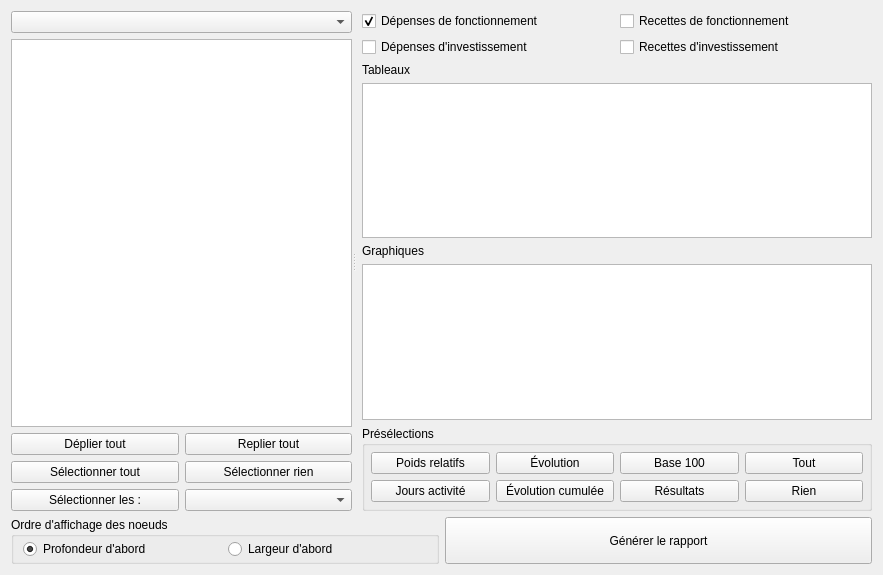
Qt form formauditreports.ui (GiPiLab/ProtonClassicSuite) before a commit.
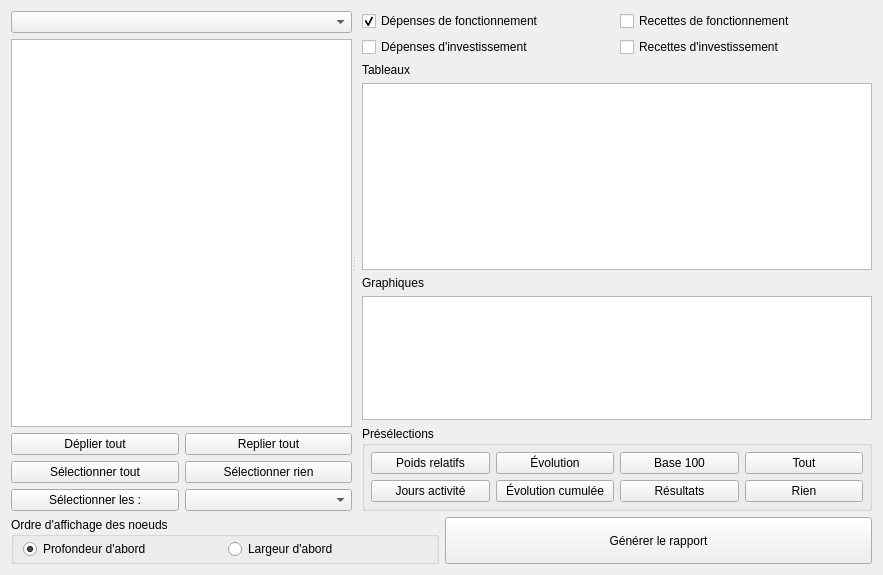
The same form after that commit. Icons and pictures are not drawn.

Patch:
```diff
--- a/formauditreports.ui
+++ b/formauditreports.ui
@@ -128,7 +128,7 @@
          <property name="sizePolicy">
           <sizepolicy hsizetype="Expanding" vsizetype="Expanding">
            <horstretch>0</horstretch>
-           <verstretch>0</verstretch>
+           <verstretch>3</verstretch>
           </sizepolicy>
          </property>
          <property name="editTriggers">
@@ -140,9 +140,6 @@
          <property name="selectionMode">
           <enum>QAbstractItemView::ExtendedSelection</enum>
          </property>
-         <property name="spacing">
-          <number>4</number>
-         </property>
          <property name="wordWrap">
           <bool>true</bool>
          </property>
@@ -150,6 +147,12 @@
        </item>
        <item row="5" column="0" colspan="2">
         <widget class="QListWidget" name="listGraphics">
+         <property name="sizePolicy">
+          <sizepolicy hsizetype="Expanding" vsizetype="Expanding">
+           <horstretch>0</horstretch>
+           <verstretch>2</verstretch>
+          </sizepolicy>
+         </property>
          <property name="editTriggers">
           <set>QAbstractItemView::NoEditTriggers</set>
          </property>
@@ -159,9 +162,6 @@
          <property name="selectionMode">
           <enum>QAbstractItemView::ExtendedSelection</enum>
          </property>
-         <property name="spacing">
-          <number>4</number>
-         </property>
          <property name="wordWrap">
           <bool>true</bool>
          </property>
```
